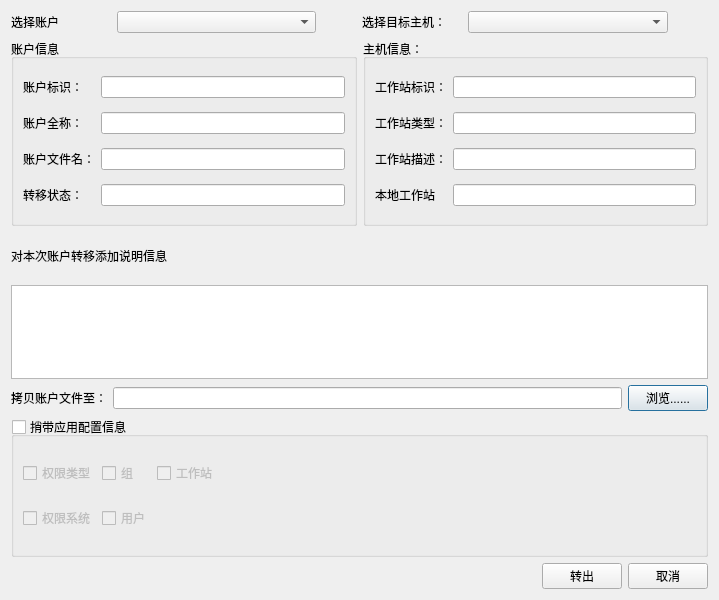
wangkungit5905/PzAssistant, file forms/transferoutdialog.ui: the form before one commit.
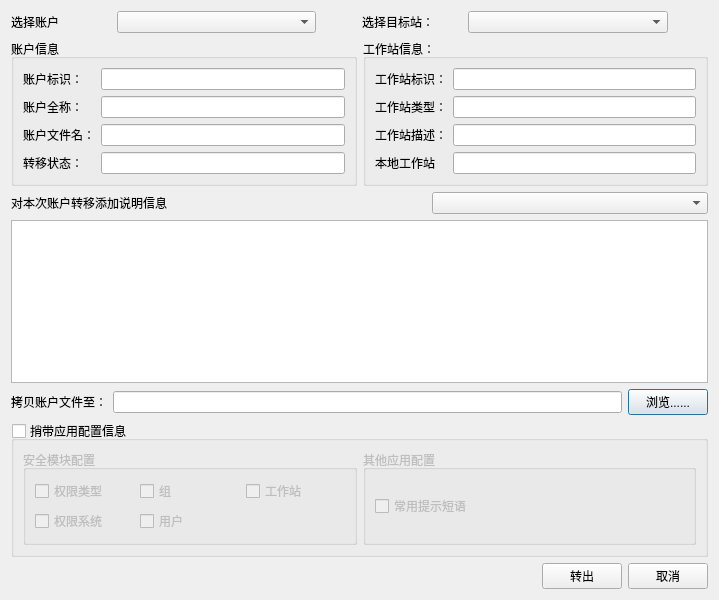
The form after the commit.

Commit message: 提供从0.99版格式的账户创建新账户的新功能，并修复多个bug和不合理的界面提示

The edit to the form file:
```diff
--- a/forms/transferoutdialog.ui
+++ b/forms/transferoutdialog.ui
@@ -13,7 +13,7 @@
   <property name="windowTitle">
    <string>转出账户</string>
   </property>
-  <layout class="QVBoxLayout" name="verticalLayout" stretch="1,4,1,2,1,3,1">
+  <layout class="QVBoxLayout" name="verticalLayout">
    <item>
     <layout class="QHBoxLayout" name="horizontalLayout" stretch="1,2,0,1,2,0">
      <item>
@@ -42,7 +42,7 @@
      <item>
       <widget class="QLabel" name="label">
        <property name="text">
-        <string>选择目标主机：</string>
+        <string>选择目标站：</string>
        </property>
       </widget>
      </item>
@@ -134,7 +134,7 @@
      <item>
       <widget class="QGroupBox" name="groupBox">
        <property name="title">
-        <string>主机信息：</string>
+        <string>工作站信息：</string>
        </property>
        <property name="flat">
         <bool>false</bool>
@@ -202,6 +202,8 @@
     </layout>
    </item>
    <item>
+    <layout class="QHBoxLayout" name="horizontalLayout_2" stretch="2,1,2">
+     <item>
     <widget class="QLabel" name="label_5">
      <property name="text">
       <string>对本次账户转移添加说明信息</string>
@@ -209,6 +211,24 @@
     </widget>
    </item>
    <item>
+      <spacer name="horizontalSpacer_3">
+       <property name="orientation">
+        <enum>Qt::Horizontal</enum>
+       </property>
+       <property name="sizeHint" stdset="0">
+        <size>
+         <width>40</width>
+         <height>20</height>
+        </size>
+       </property>
+      </spacer>
+     </item>
+     <item>
+      <widget class="QComboBox" name="cmbComDesc"/>
+     </item>
+    </layout>
+   </item>
+   <item>
     <widget class="QPlainTextEdit" name="edtDesc"/>
    </item>
    <item>
@@ -250,20 +270,13 @@
      <property name="checked">
       <bool>false</bool>
      </property>
+     <layout class="QHBoxLayout" name="horizontalLayout_6">
+      <item>
+       <widget class="QGroupBox" name="groupBox_3">
+        <property name="title">
+         <string>安全模块配置</string>
+        </property>
      <layout class="QGridLayout" name="gridLayout_3">
-      <item row="0" column="3">
-       <spacer name="horizontalSpacer_3">
-        <property name="orientation">
-         <enum>Qt::Horizontal</enum>
-        </property>
-        <property name="sizeHint" stdset="0">
-         <size>
-          <width>40</width>
-          <height>20</height>
-         </size>
-        </property>
-       </spacer>
-      </item>
       <item row="0" column="0">
        <widget class="QCheckBox" name="chkRightType">
         <property name="text">
@@ -271,20 +284,6 @@
         </property>
        </widget>
       </item>
-      <item row="1" column="0">
-       <widget class="QCheckBox" name="chkRight">
-        <property name="text">
-         <string>权限系统</string>
-        </property>
-       </widget>
-      </item>
-      <item row="1" column="1">
-       <widget class="QCheckBox" name="chkUser">
-        <property name="text">
-         <string>用户</string>
-        </property>
-       </widget>
-      </item>
       <item row="0" column="1">
        <widget class="QCheckBox" name="chkGroup">
         <property name="text">
@@ -297,6 +296,39 @@
         <property name="text">
          <string>工作站</string>
         </property>
+          </widget>
+         </item>
+         <item row="1" column="0">
+          <widget class="QCheckBox" name="chkRight">
+           <property name="text">
+            <string>权限系统</string>
+           </property>
+          </widget>
+         </item>
+         <item row="1" column="1">
+          <widget class="QCheckBox" name="chkUser">
+           <property name="text">
+            <string>用户</string>
+           </property>
+          </widget>
+         </item>
+        </layout>
+       </widget>
+      </item>
+      <item>
+       <widget class="QGroupBox" name="groupBox_4">
+        <property name="title">
+         <string>其他应用配置</string>
+        </property>
+        <layout class="QGridLayout" name="gridLayout_4">
+         <item row="0" column="0">
+          <widget class="QCheckBox" name="chkPhrases">
+           <property name="text">
+            <string>常用提示短语</string>
+           </property>
+          </widget>
+         </item>
+        </layout>
        </widget>
       </item>
      </layout>
```
Lines whose indentation alone changed are shown as unchanged. The commit also changes 48 other files.
